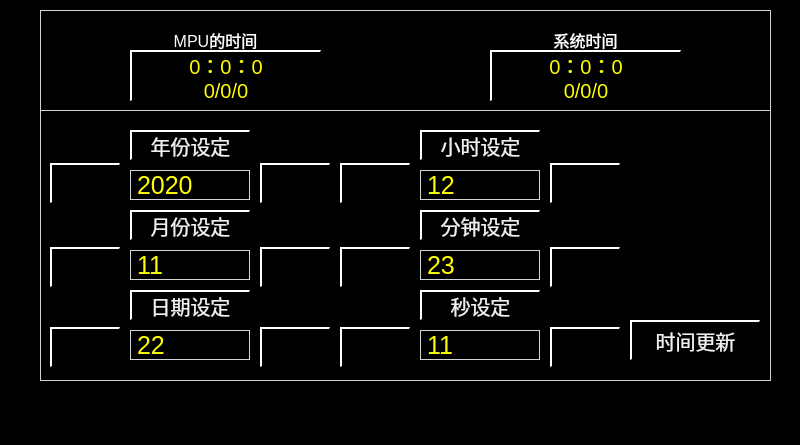
This is datainputdatetimepage.ui in mayue-crrc/Loco8 as Qt 5 draws it before an edit. The edited form follows.
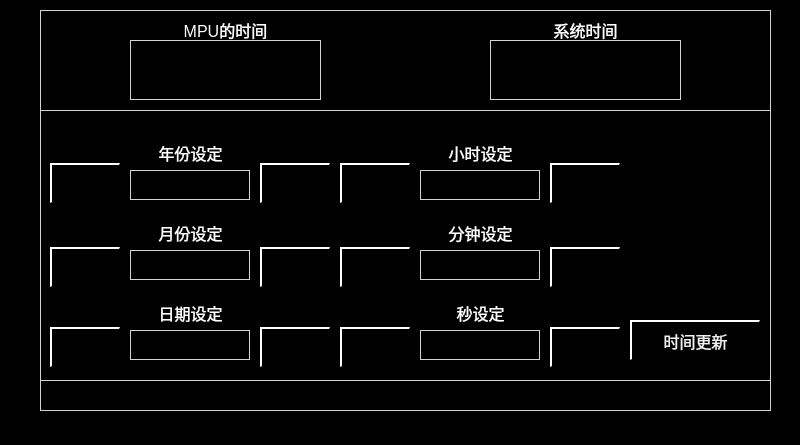
This is the edited form. Icons and pictures are not drawn.

Patch:
```diff
--- a/datainputdatetimepage.ui
+++ b/datainputdatetimepage.ui
@@ -27,11 +27,20 @@
 
 QPushButton
 {
-	font:20px;
+	font:16px;
     color: rgb(240,240,240);
 	background-color: rgb(0, 0, 0);
 	border-top: 2px solid white;	
 	border-left: 2px solid white;
+}
+
+QPushButton::disabled
+{
+	font:16px;
+	color: rgb(147, 148, 148);
+	background-color: black;
+	border-bottom: 2px solid white;	
+	border-right: 2px solid white;
 }</string>
   </property>
   <widget class="QLabel" name="label1">
@@ -63,8 +72,8 @@
   <widget class="QLabel" name="label_3">
    <property name="geometry">
     <rect>
-     <x>160</x>
-     <y>30</y>
+     <x>170</x>
+     <y>20</y>
      <width>111</width>
      <height>20</height>
     </rect>
@@ -83,7 +92,7 @@
    <property name="geometry">
     <rect>
      <x>530</x>
-     <y>30</y>
+     <y>20</y>
      <width>111</width>
      <height>20</height>
     </rect>
@@ -98,53 +107,6 @@
     <set>Qt::AlignCenter</set>
    </property>
   </widget>
-  <widget class="QPushButton" name="btnMPUTime">
-   <property name="geometry">
-    <rect>
-     <x>130</x>
-     <y>50</y>
-     <width>191</width>
-     <height>51</height>
-    </rect>
-   </property>
-   <property name="styleSheet">
-    <string notr="true">color:yellow;</string>
-   </property>
-   <property name="text">
-    <string>0：0：0
-0/0/0</string>
-   </property>
-  </widget>
-  <widget class="QPushButton" name="btnSysTime">
-   <property name="geometry">
-    <rect>
-     <x>490</x>
-     <y>50</y>
-     <width>191</width>
-     <height>51</height>
-    </rect>
-   </property>
-   <property name="styleSheet">
-    <string notr="true">color:yellow;</string>
-   </property>
-   <property name="text">
-    <string>0：0：0
-0/0/0</string>
-   </property>
-  </widget>
-  <widget class="QPushButton" name="btnSetYear">
-   <property name="geometry">
-    <rect>
-     <x>130</x>
-     <y>130</y>
-     <width>120</width>
-     <height>30</height>
-    </rect>
-   </property>
-   <property name="text">
-    <string>年份设定</string>
-   </property>
-  </widget>
   <widget class="QLabel" name="labelYear">
    <property name="geometry">
     <rect>
@@ -159,7 +121,7 @@
 font:25px;</string>
    </property>
    <property name="text">
-    <string>2020</string>
+    <string/>
    </property>
   </widget>
   <widget class="QPushButton" name="btnLeftY">
@@ -226,19 +188,6 @@
     <string/>
    </property>
   </widget>
-  <widget class="QPushButton" name="btnSetMonth">
-   <property name="geometry">
-    <rect>
-     <x>130</x>
-     <y>210</y>
-     <width>120</width>
-     <height>30</height>
-    </rect>
-   </property>
-   <property name="text">
-    <string>月份设定</string>
-   </property>
-  </widget>
   <widget class="QLabel" name="labelMonth">
    <property name="geometry">
     <rect>
@@ -253,7 +202,7 @@
 font:25px;</string>
    </property>
    <property name="text">
-    <string>11</string>
+    <string/>
    </property>
   </widget>
   <widget class="QPushButton" name="btnRightD">
@@ -286,7 +235,7 @@
 font:25px;</string>
    </property>
    <property name="text">
-    <string>22</string>
+    <string/>
    </property>
   </widget>
   <widget class="QPushButton" name="btnLeftD">
@@ -305,19 +254,6 @@
     <string/>
    </property>
   </widget>
-  <widget class="QPushButton" name="btnSetDate">
-   <property name="geometry">
-    <rect>
-     <x>130</x>
-     <y>290</y>
-     <width>120</width>
-     <height>30</height>
-    </rect>
-   </property>
-   <property name="text">
-    <string>日期设定</string>
-   </property>
-  </widget>
   <widget class="QPushButton" name="btnRightH">
    <property name="geometry">
     <rect>
@@ -380,7 +316,7 @@
 font:25px;</string>
    </property>
    <property name="text">
-    <string>23</string>
+    <string/>
    </property>
   </widget>
   <widget class="QPushButton" name="btnLeftS">
@@ -399,19 +335,6 @@
     <string/>
    </property>
   </widget>
-  <widget class="QPushButton" name="btnSetHour">
-   <property name="geometry">
-    <rect>
-     <x>420</x>
-     <y>130</y>
-     <width>120</width>
-     <height>30</height>
-    </rect>
-   </property>
-   <property name="text">
-    <string>小时设定</string>
-   </property>
-  </widget>
   <widget class="QPushButton" name="btnRightS">
    <property name="geometry">
     <rect>
@@ -442,7 +365,7 @@
 font:25px;</string>
    </property>
    <property name="text">
-    <string>11</string>
+    <string/>
    </property>
   </widget>
   <widget class="QLabel" name="labelHour">
@@ -459,7 +382,7 @@
 font:25px;</string>
    </property>
    <property name="text">
-    <string>12</string>
+    <string/>
    </property>
   </widget>
   <widget class="QPushButton" name="btnLeftM">
@@ -478,32 +401,6 @@
     <string/>
    </property>
   </widget>
-  <widget class="QPushButton" name="btnSetSecond">
-   <property name="geometry">
-    <rect>
-     <x>420</x>
-     <y>290</y>
-     <width>120</width>
-     <height>30</height>
-    </rect>
-   </property>
-   <property name="text">
-    <string>秒设定</string>
-   </property>
-  </widget>
-  <widget class="QPushButton" name="btnSetMinute">
-   <property name="geometry">
-    <rect>
-     <x>420</x>
-     <y>210</y>
-     <width>120</width>
-     <height>30</height>
-    </rect>
-   </property>
-   <property name="text">
-    <string>分钟设定</string>
-   </property>
-  </widget>
   <widget class="QPushButton" name="btnUpdateTime">
    <property name="geometry">
     <rect>
@@ -517,6 +414,173 @@
     <string>时间更新</string>
    </property>
   </widget>
+  <widget class="QLabel" name="labelInfo">
+   <property name="geometry">
+    <rect>
+     <x>40</x>
+     <y>380</y>
+     <width>731</width>
+     <height>31</height>
+    </rect>
+   </property>
+   <property name="styleSheet">
+    <string notr="true">color:red;</string>
+   </property>
+   <property name="text">
+    <string/>
+   </property>
+   <property name="alignment">
+    <set>Qt::AlignCenter</set>
+   </property>
+  </widget>
+  <widget class="QLabel" name="label">
+   <property name="geometry">
+    <rect>
+     <x>140</x>
+     <y>140</y>
+     <width>101</width>
+     <height>25</height>
+    </rect>
+   </property>
+   <property name="styleSheet">
+    <string notr="true">border:0px;</string>
+   </property>
+   <property name="text">
+    <string>年份设定</string>
+   </property>
+   <property name="alignment">
+    <set>Qt::AlignCenter</set>
+   </property>
+  </widget>
+  <widget class="QLabel" name="label_2">
+   <property name="geometry">
+    <rect>
+     <x>430</x>
+     <y>140</y>
+     <width>101</width>
+     <height>25</height>
+    </rect>
+   </property>
+   <property name="styleSheet">
+    <string notr="true">border:0px;</string>
+   </property>
+   <property name="text">
+    <string>小时设定</string>
+   </property>
+   <property name="alignment">
+    <set>Qt::AlignCenter</set>
+   </property>
+  </widget>
+  <widget class="QLabel" name="label_5">
+   <property name="geometry">
+    <rect>
+     <x>140</x>
+     <y>220</y>
+     <width>101</width>
+     <height>25</height>
+    </rect>
+   </property>
+   <property name="styleSheet">
+    <string notr="true">border:0px;</string>
+   </property>
+   <property name="text">
+    <string>月份设定</string>
+   </property>
+   <property name="alignment">
+    <set>Qt::AlignCenter</set>
+   </property>
+  </widget>
+  <widget class="QLabel" name="label_6">
+   <property name="geometry">
+    <rect>
+     <x>140</x>
+     <y>300</y>
+     <width>101</width>
+     <height>25</height>
+    </rect>
+   </property>
+   <property name="styleSheet">
+    <string notr="true">border:0px;</string>
+   </property>
+   <property name="text">
+    <string>日期设定</string>
+   </property>
+   <property name="alignment">
+    <set>Qt::AlignCenter</set>
+   </property>
+  </widget>
+  <widget class="QLabel" name="label_7">
+   <property name="geometry">
+    <rect>
+     <x>430</x>
+     <y>220</y>
+     <width>101</width>
+     <height>25</height>
+    </rect>
+   </property>
+   <property name="styleSheet">
+    <string notr="true">border:0px;</string>
+   </property>
+   <property name="text">
+    <string>分钟设定</string>
+   </property>
+   <property name="alignment">
+    <set>Qt::AlignCenter</set>
+   </property>
+  </widget>
+  <widget class="QLabel" name="label_8">
+   <property name="geometry">
+    <rect>
+     <x>430</x>
+     <y>300</y>
+     <width>101</width>
+     <height>25</height>
+    </rect>
+   </property>
+   <property name="styleSheet">
+    <string notr="true">border:0px;</string>
+   </property>
+   <property name="text">
+    <string>秒设定</string>
+   </property>
+   <property name="alignment">
+    <set>Qt::AlignCenter</set>
+   </property>
+  </widget>
+  <widget class="QLabel" name="labelSystemTime">
+   <property name="geometry">
+    <rect>
+     <x>490</x>
+     <y>40</y>
+     <width>191</width>
+     <height>60</height>
+    </rect>
+   </property>
+   <property name="styleSheet">
+    <string notr="true">color:yellow;
+font:25px;</string>
+   </property>
+   <property name="text">
+    <string/>
+   </property>
+  </widget>
+  <widget class="QLabel" name="labelMPUTime">
+   <property name="geometry">
+    <rect>
+     <x>130</x>
+     <y>40</y>
+     <width>191</width>
+     <height>60</height>
+    </rect>
+   </property>
+   <property name="styleSheet">
+    <string notr="true">color:yellow;
+font:25px;</string>
+   </property>
+   <property name="text">
+    <string/>
+   </property>
+  </widget>
  </widget>
  <resources/>
  <connections/>
```
Left out of the diff: 39 changed lines with no effect on the pictures.
